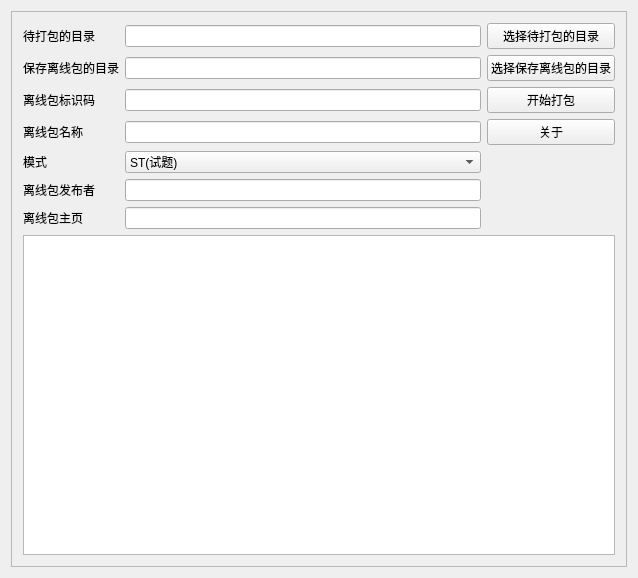
Before: the Qt Designer form opkg_build.ui in zjzdy/Offline_Small_Search_pkg_build, drawn with Qt 5.
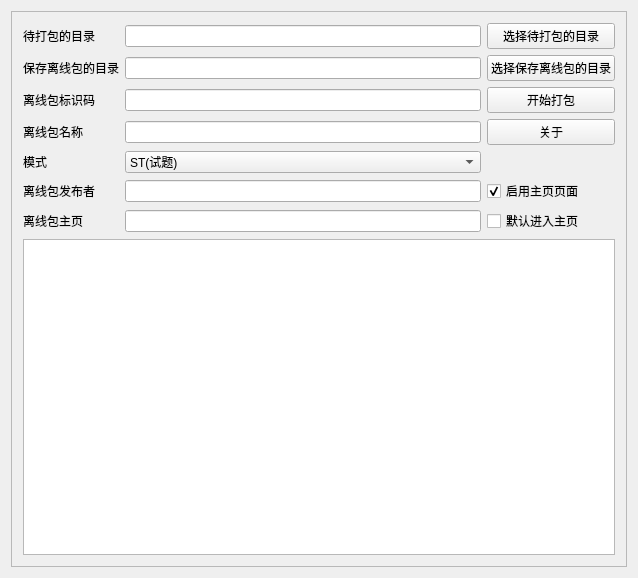
After: the same form once the commit is applied.

Patch:
```diff
--- a/opkg_build.ui
+++ b/opkg_build.ui
@@ -174,6 +174,23 @@
            <item row="6" column="1">
             <widget class="QLineEdit" name="welcome"/>
            </item>
+           <item row="5" column="2">
+            <widget class="QCheckBox" name="checkBox">
+             <property name="text">
+              <string>启用主页页面</string>
+             </property>
+             <property name="checked">
+              <bool>true</bool>
+             </property>
+            </widget>
+           </item>
+           <item row="6" column="2">
+            <widget class="QCheckBox" name="checkBox_2">
+             <property name="text">
+              <string>默认进入主页</string>
+             </property>
+            </widget>
+           </item>
           </layout>
          </item>
         </layout>
```
